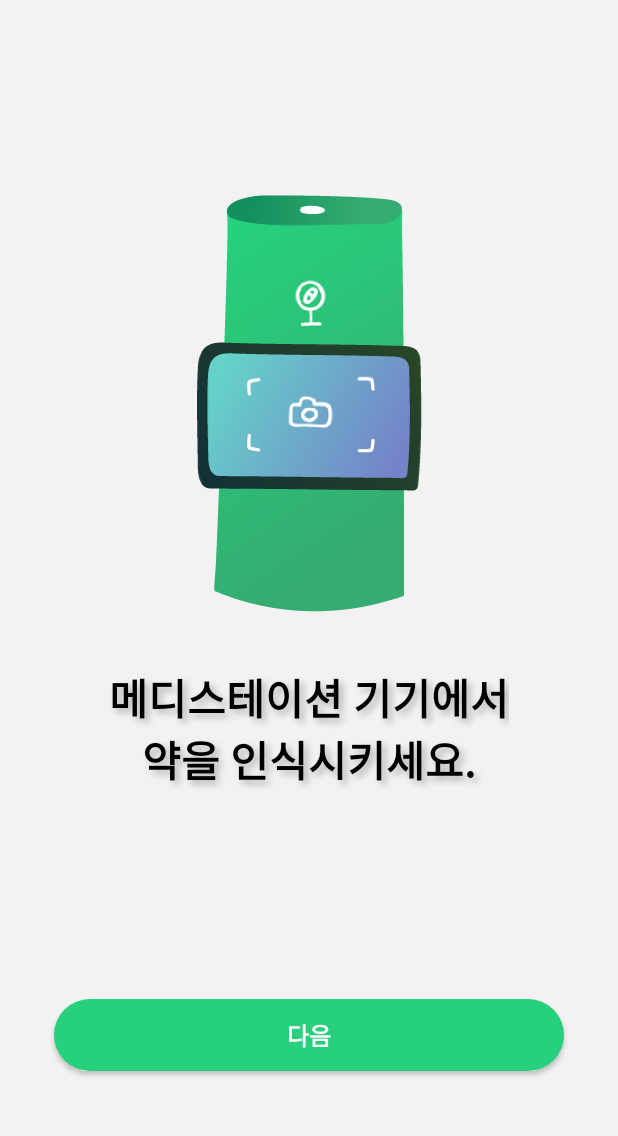
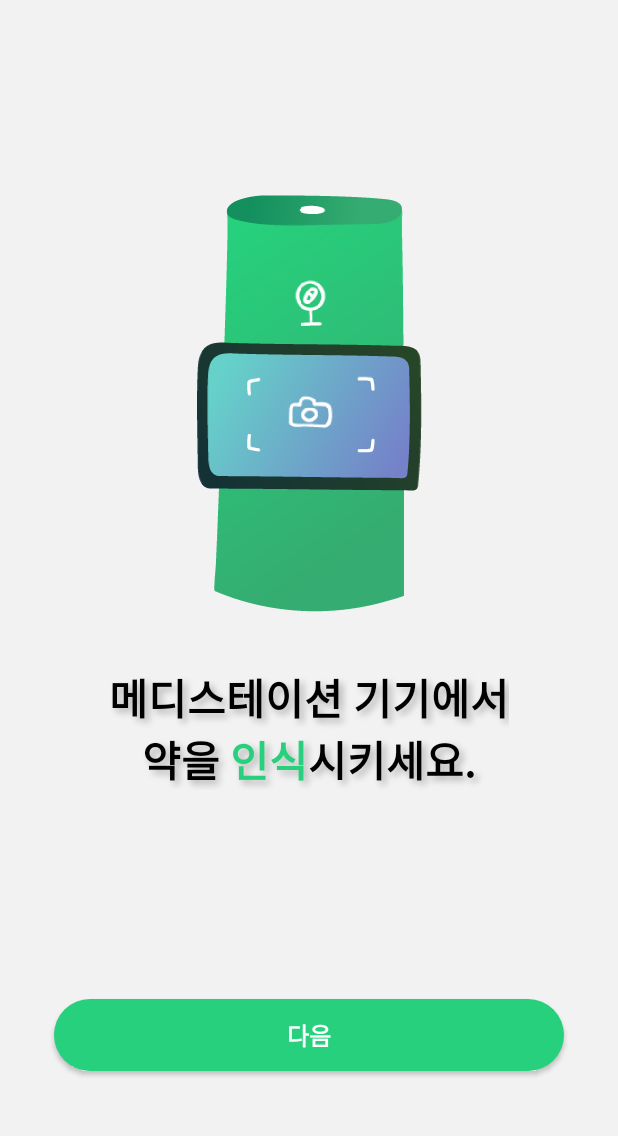
Before and after one commit to MinSeungHyun/MediStation, an Android app: the SearchProgressActivity screen opened directly, with no data from a screen before it, on a phone screen of 412 x 824 dp, the part 81-1217 px from its top. Run offline under Robolectric (Android 15) with nearby library versions, the phone set to English and light mode, and no system bars; our stand-ins replace data binding; libraries missing offline, so code that uses them is left out: android.view.

Commit message:
글씨 강조

```diff
--- a/app/src/main/java/com/ljhnas/medistation/view/search_progress/SearchProgressActivity.kt
+++ b/app/src/main/java/com/ljhnas/medistation/view/search_progress/SearchProgressActivity.kt
@@ -1,10 +1,13 @@
 package com.ljhnas.medistation.view.search_progress
 
 import android.os.Bundle
+import android.text.Spannable
+import android.text.style.ForegroundColorSpan
 import androidx.appcompat.app.AppCompatActivity
 import androidx.databinding.DataBindingUtil
 import com.ljhnas.medistation.R
 import com.ljhnas.medistation.databinding.ActivitySearchProgressBinding
+import kotlinx.android.synthetic.main.activity_search_progress.*
 
 class SearchProgressActivity : AppCompatActivity() {
     private val viewModel by lazy { SearchProgressViewModel(this) }
@@ -17,5 +20,12 @@
             vm = viewModel
             activity = this@SearchProgressActivity
         }
+
+        val span = mainText.text as Spannable
+        span.setSpan(ForegroundColorSpan(getColor(R.color.colorPrimary)), 15, 17, Spannable.SPAN_EXCLUSIVE_EXCLUSIVE)
+        mainText.text = span
+        val span2 = mainText2.text as Spannable
+        span2.setSpan(ForegroundColorSpan(getColor(R.color.colorPrimary)), 13, 15, Spannable.SPAN_EXCLUSIVE_EXCLUSIVE)
+        mainText2.text = span2
     }
 }
--- a/app/src/main/res/layout/activity_search_progress.xml
+++ b/app/src/main/res/layout/activity_search_progress.xml
@@ -81,6 +81,7 @@
                     android:layout_width="wrap_content"
                     android:layout_height="wrap_content"
                     android:layout_marginTop="36dp"
+                    android:bufferType="spannable"
                     android:gravity="center"
                     android:text="@string/progress_description_1"
                     android:textSize="28sp"
@@ -114,6 +115,7 @@
                     android:layout_width="wrap_content"
                     android:layout_height="wrap_content"
                     android:layout_marginTop="36dp"
+                    android:bufferType="spannable"
                     android:gravity="center"
                     android:text="@string/progress_description_2"
                     android:textSize="28sp"
```
